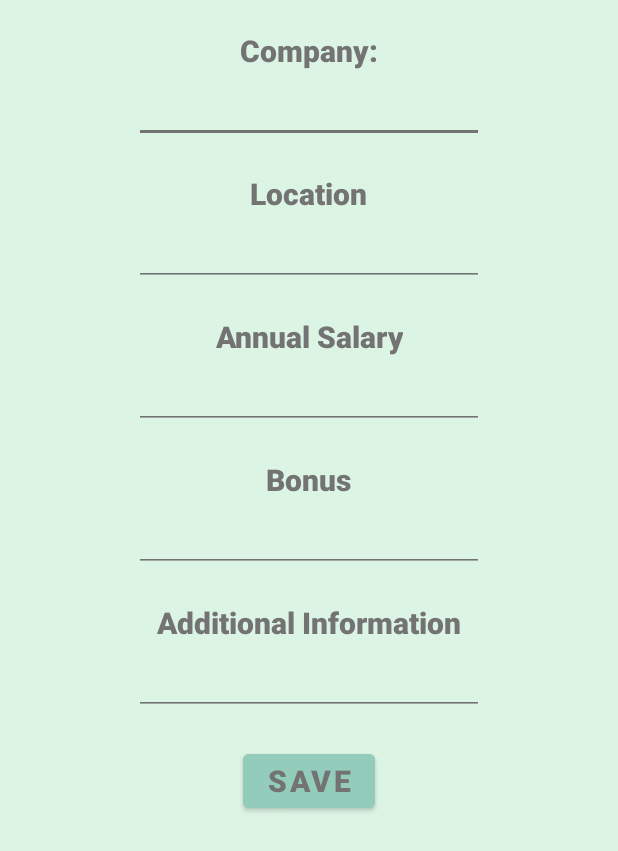
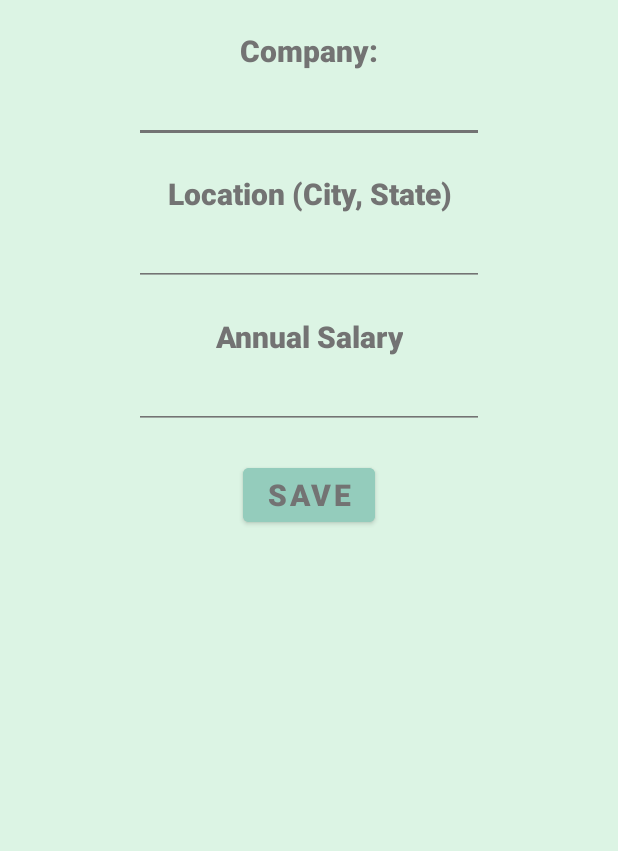
Before and after one commit to maiagervasone/PayScale, an Android app: the AddOfferActivity screen opened directly, with no data from a screen before it, on a phone screen of 412 x 824 dp. Shown: the top 851 px of the screen. Run offline under Robolectric (Android 15) with nearby library versions, the phone set to English and light mode, and no system bars.

Commit message:
added maps markers and modified back btn and removed adtnl info

```diff
--- a/app/src/main/java/com/example/googlemapspractice/AddOfferActivity.java
+++ b/app/src/main/java/com/example/googlemapspractice/AddOfferActivity.java
@@ -1,6 +1,8 @@
 package com.example.googlemapspractice;
 
 import android.content.Intent;
+import android.location.Address;
+import android.location.Geocoder;
 import android.os.Bundle;
 import android.view.View;
 import android.widget.EditText;
@@ -8,10 +10,12 @@ import android.widget.TextView;
 
 import androidx.appcompat.app.AppCompatActivity;
 
+import java.io.IOException;
+import java.util.List;
+
 public class AddOfferActivity extends AppCompatActivity {
 
-    private EditText companyET, locationET, salaryET, bonusET, notesET;
-    private TextView companyTV, locationTV, salaryTV, bonusTV, notesTV;
+    private EditText companyET, locationET, salaryET;
 
     @Override
     protected void onCreate(Bundle savedInstanceState)
@@ -26,27 +30,28 @@ public class AddOfferActivity extends AppCompatActivity {
         companyET = findViewById(R.id.companyET);
         locationET = findViewById(R.id.locationET);
         salaryET = findViewById(R.id.salaryET);
-        bonusET = findViewById(R.id.bonusET);
-        notesET = findViewById(R.id.notesET);
-
-        companyTV = findViewById(R.id.companyTV);
-        locationTV = findViewById(R.id.locationTV);
-        salaryTV = findViewById(R.id.salaryTV);
-        bonusTV = findViewById(R.id.bonusTV);
-        notesTV = findViewById(R.id.notesTV);
     }
 
-    public void saveOfferAction(View view)
-    {
+    public void saveOfferAction(View view) throws IOException {
         String company = companyET.getText().toString();
         String location = locationET.getText().toString();
         int salary = Integer.parseInt(salaryET.getText().toString());
-        int bonus = Integer.parseInt(bonusET.getText().toString());
-        String notes = notesET.getText().toString();
 
-        Offer newOffer = new Offer(company, location, salary, bonus, notes, -82.4, 71);
+        Geocoder geocoder = new Geocoder(this);
+
+        List<Address> coords = geocoder.getFromLocationName(location, 1);
+        List<Address> addresses = null;
+        try {
+            addresses = geocoder.getFromLocation(coords.get(0).getLatitude(), coords.get(0).getLongitude(), 1);
+        } catch (IOException e) {
+            e.printStackTrace();
+        }
+        String cityName = addresses.get(0).getLocality();
+
+        Offer newOffer = new Offer(company, cityName, salary, coords.get(0).getLatitude(), coords.get(0).getLongitude());
         Offer.offerList.add(newOffer);
         Intent myIntent = new Intent(getBaseContext(), ViewByListActivity.class);
         startActivity(myIntent);
     }
+
 }
--- a/app/src/main/java/com/example/googlemapspractice/Offer.java
+++ b/app/src/main/java/com/example/googlemapspractice/Offer.java
@@ -9,19 +9,14 @@ public class Offer {
     private String location;
     private int annualSalary;
 
-    private int bonus;
-    private String additional;
-
     private double lat;
     private double lon;
 
-    public Offer(String company, String location, int salary, int bonus, String notes, double lat, double lon)
+    public Offer(String company, String location, int salary, double lat, double lon)
     {
         this.company = company;
         this.location = location;
         this.annualSalary = salary;
-        this.bonus = bonus;
-        this.additional = notes;
         this.lat = lat;
         this.lon = lon;
     }
--- a/app/src/main/java/com/example/googlemapspractice/ViewByListActivity.java
+++ b/app/src/main/java/com/example/googlemapspractice/ViewByListActivity.java
@@ -85,7 +85,7 @@ public class ViewByListActivity extends AppCompatActivity implements View.OnClic
         Button button = (Button) view;
         String buttonText = button.getText().toString();
         if (buttonText.equals("back")) {
-            Intent myIntent = new Intent(getBaseContext(), MainActivity.class);
+            Intent myIntent = new Intent(getBaseContext(), MyOffers.class);
             startActivity(myIntent);
             return;
         }
--- a/app/src/main/res/layout/activity_add_offer.xml
+++ b/app/src/main/res/layout/activity_add_offer.xml
@@ -41,7 +41,7 @@
         android:layout_height="wrap_content"
         android:layout_gravity="center"
         android:layout_marginTop="20dp"
-        android:text="Location"
+        android:text="Location (City, State)"
         android:fontFamily="sans-serif-black"
         android:textSize="20sp"
         android:textAlignment="center"
@@ -89,59 +89,6 @@
         android:textCursorDrawable="@color/black"
         android:textSize="20sp" />
 
-    <TextView
-        android:id="@+id/bonusTV"
-        android:layout_width="wrap_content"
-        android:layout_height="wrap_content"
-        android:layout_gravity="center"
-        android:layout_marginTop="20dp"
-        android:text="Bonus"
-        android:fontFamily="sans-serif-black"
-        android:textSize="20sp"
-        android:textAlignment="center"
-        android:textColor="#737373"/>
-
-    <EditText
-        android:id="@+id/bonusET"
-        android:layout_width="wrap_content"
-        android:layout_height="wrap_content"
-        android:layout_gravity="center"
-        android:backgroundTint="#737373"
-        android:ems="10"
-        android:inputType="text"
-        android:textColor="#737373"
-        android:textColorHighlight="#737373"
-        android:textColorHint="#737373"
-        android:textColorLink="#737373"
-        android:textCursorDrawable="@color/black"
-        android:textSize="20sp" />
-
-    <TextView
-        android:id="@+id/notesTV"
-        android:layout_width="wrap_content"
-        android:layout_height="wrap_content"
-        android:layout_gravity="center"
-        android:layout_marginTop="20dp"
-        android:text="Additional Information"
-        android:fontFamily="sans-serif-black"
-        android:textSize="20sp"
-        android:textAlignment="center"
-        android:textColor="#737373"/>
-
-    <EditText
-        android:id="@+id/notesET"
-        android:layout_width="wrap_content"
-        android:layout_height="wrap_content"
-        android:layout_gravity="center"
-        android:backgroundTint="#737373"
-        android:ems="10"
-        android:inputType="text"
-        android:textColor="#737373"
-        android:textColorHighlight="#737373"
-        android:textColorHint="#737373"
-        android:textColorLink="#737373"
-        android:textCursorDrawable="@color/black"
-        android:textSize="20sp" />
 
     <Button
         android:layout_width="wrap_content"
```
